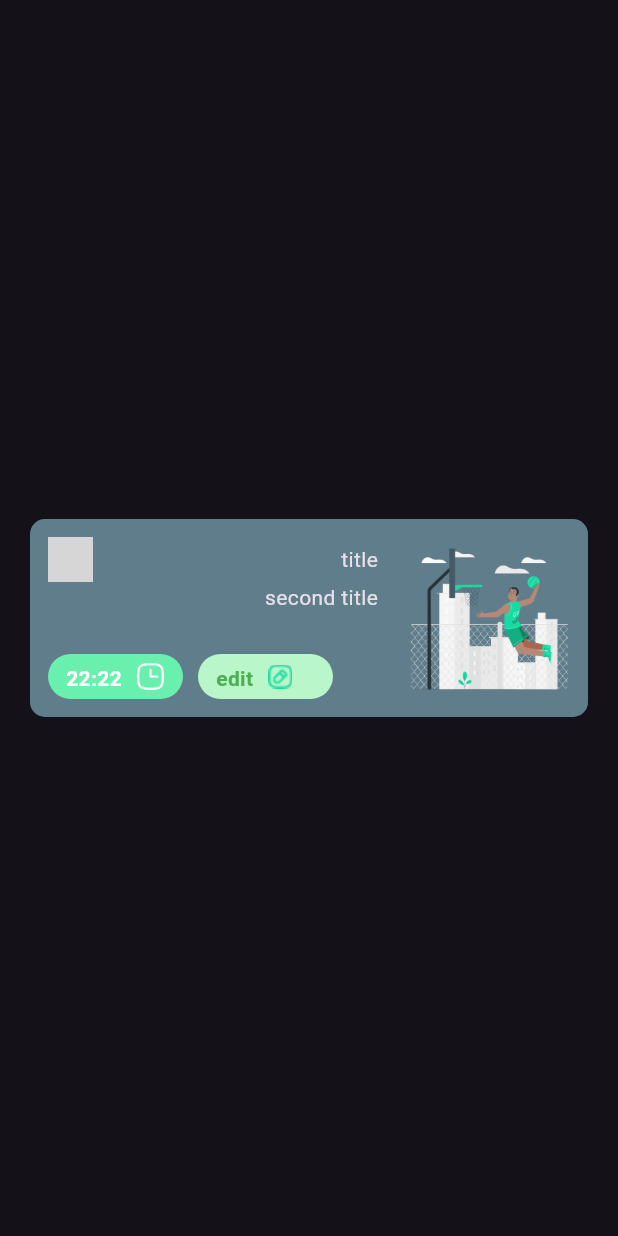
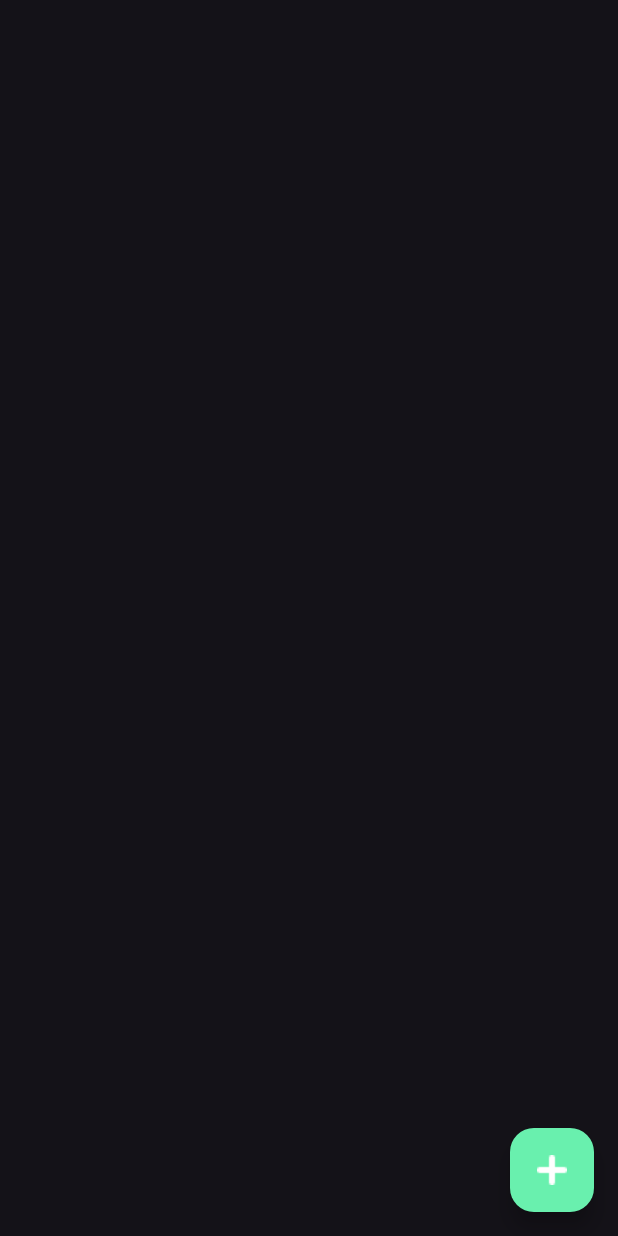
Before and after one commit to iamsaeedbm/note_app, a Flutter app: the HomeScreen screen opened directly, on a phone screen of 412 x 824 dp. Run offline on Flutter 3.47's test engine with Material 3 defaults, Android fonts, the phone set to English and light mode, and no system bars; our stand-ins replace hive_ce, hive_ce_flutter; accounts and stored records are empty; grey boxes are pictures that could not be loaded.

Commit message:
modified & add files

```diff
--- a/lib/data/task.dart
+++ b/lib/data/task.dart
@@ -3,12 +3,15 @@ import 'package:hive_ce_flutter/hive_flutter.dart';
 part 'task.g.dart';
 
 @HiveType(typeId: 3)
-class Task {
-  Task({required this.title, required this.subTitle});
+class Task extends HiveObject {
+  Task({required this.title, required this.subTitle, this.isDone = false});
 
   @HiveField(0)
   String title;
 
   @HiveField(1)
   String subTitle;
+
+  @HiveField(2)
+  bool isDone;
 }
--- a/lib/main.dart
+++ b/lib/main.dart
@@ -1,7 +1,6 @@
 import 'package:flutter/material.dart';
 import 'package:hive_ce_flutter/hive_flutter.dart';
 import 'package:note_app/data/task.dart';
-import 'package:note_app/screens/add_task_screen.dart';
 import 'package:note_app/screens/home_screen.dart';
 
 void main() async {
@@ -20,7 +19,7 @@ class MyApp extends StatelessWidget {
     return MaterialApp(
       debugShowCheckedModeBanner: false,
       theme: ThemeData.dark(),
-      home: AddTaskScreen(),
+      home: HomeScreen(),
     );
   }
 }
--- a/lib/screens/home_screen.dart
+++ b/lib/screens/home_screen.dart
@@ -1,6 +1,9 @@
 import 'package:flutter/material.dart';
 import 'package:hive_ce/hive.dart';
-import 'package:msh_checkbox/msh_checkbox.dart';
+import 'package:hive_ce_flutter/hive_flutter.dart';
+import 'package:note_app/data/task.dart';
+import 'package:note_app/screens/add_task_screen.dart';
+import 'package:note_app/widgets/task_widget.dart';
 
 class HomeScreen extends StatefulWidget {
   const HomeScreen({super.key});
@@ -13,131 +16,31 @@ class _HomeScreenState extends State<HomeScreen> {
   var box = Hive.box('names');
   String inputText = '';
   var controller = TextEditingController();
-  bool isChecked = false;
+  var taskBox = Hive.box<Task>('taskBox');
 
   @override
   Widget build(BuildContext context) {
-    return Scaffold(body: SafeArea(child: Center(child: getTaskItem())));
-  }
-
-  Container getTaskItem() {
-    return Container(
-      margin: EdgeInsets.symmetric(horizontal: 20),
-      height: 132,
-      width: double.infinity,
-      decoration: BoxDecoration(
-        color: Colors.blueGrey,
-        borderRadius: BorderRadius.circular(10),
+    return Scaffold(
+      body: SafeArea(
+        child: Center(
+          child: ListView.builder(
+            itemCount: taskBox.length,
+            itemBuilder: ((context, index) {
+              var task = taskBox.values.toList()[index];
+              return TaskWidget(task: task);
+            }),
+          ),
+        ),
       ),
-      child: Padding(
-        padding: const EdgeInsets.all(12.0),
-        child: getMainContent(),
+      floatingActionButton: FloatingActionButton(
+        onPressed: () {
+          Navigator.of(
+            context,
+          ).push(MaterialPageRoute(builder: (context) => AddTaskScreen()));
+        },
+        backgroundColor: Colors.greenAccent,
+        child: Image.asset('images/icon_add.png'),
       ),
     );
   }
-
-  Row getMainContent() {
-    return Row(
-      mainAxisAlignment: MainAxisAlignment.end,
-      children: [
-        Expanded(
-          child: Column(
-            crossAxisAlignment: CrossAxisAlignment.end,
-            children: [
-              Row(
-                mainAxisAlignment: MainAxisAlignment.spaceBetween,
-                children: [
-                  MSHCheckbox(
-                    size: 30,
-                    value: isChecked,
-                    colorConfig: MSHColorConfig.fromCheckedUncheckedDisabled(
-                      checkedColor: Colors.green,
-                    ),
-                    style: MSHCheckboxStyle.fillScaleCheck,
-                    onChanged: (selected) {
-                      setState(() {
-                        isChecked = selected;
-                      });
-                    },
-                  ),
-                  Text('title'),
-                ],
-              ),
-              Text('second title'),
-              Spacer(),
-              getTimeAndEditBadgs(),
-            ],
-          ),
-        ),
-        SizedBox(width: 20),
-        Image.asset('images/workout.png'),
-      ],
-    );
-  }
-
-  Column getTimeAndEditBadgs() {
-    return Column(
-      children: [
-        Row(
-          children: [
-            Container(
-              width: 90,
-              height: 30,
-              decoration: BoxDecoration(
-                color: Colors.greenAccent,
-                borderRadius: BorderRadius.circular(18),
-              ),
-              child: Padding(
-                padding: const EdgeInsets.symmetric(
-                  horizontal: 12,
-                  vertical: 6,
-                ),
-                child: Row(
-                  children: [
-                    Text(
-                      '22:22',
-                      style: TextStyle(
-                        color: Colors.white,
-                        fontWeight: FontWeight.bold,
-                      ),
-                    ),
-                    SizedBox(width: 10),
-                    Image.asset('images/icon_time.png'),
-                  ],
-                ),
-              ),
-            ),
-            SizedBox(width: 10),
-            Container(
-              width: 90,
-              height: 30,
-              decoration: BoxDecoration(
-                color: Colors.greenAccent[100],
-                borderRadius: BorderRadius.circular(18),
-              ),
-              child: Padding(
-                padding: const EdgeInsets.symmetric(
-                  horizontal: 12,
-                  vertical: 6,
-                ),
-                child: Row(
-                  children: [
-                    Text(
-                      'edit',
-                      style: TextStyle(
-                        color: Colors.green,
-                        fontWeight: FontWeight.bold,
-                      ),
-                    ),
-                    SizedBox(width: 10),
-                    Image.asset('images/icon_edit.png'),
-                  ],
-                ),
-              ),
-            ),
-          ],
-        ),
-      ],
-    );
-  }
 }
```
Also changed, not shown: lib/screens/add_task_screen.dart (+20 -2 lines), lib/widgets/task_widget.dart (added, +142 -0 lines), lib/data/task.g.dart.
